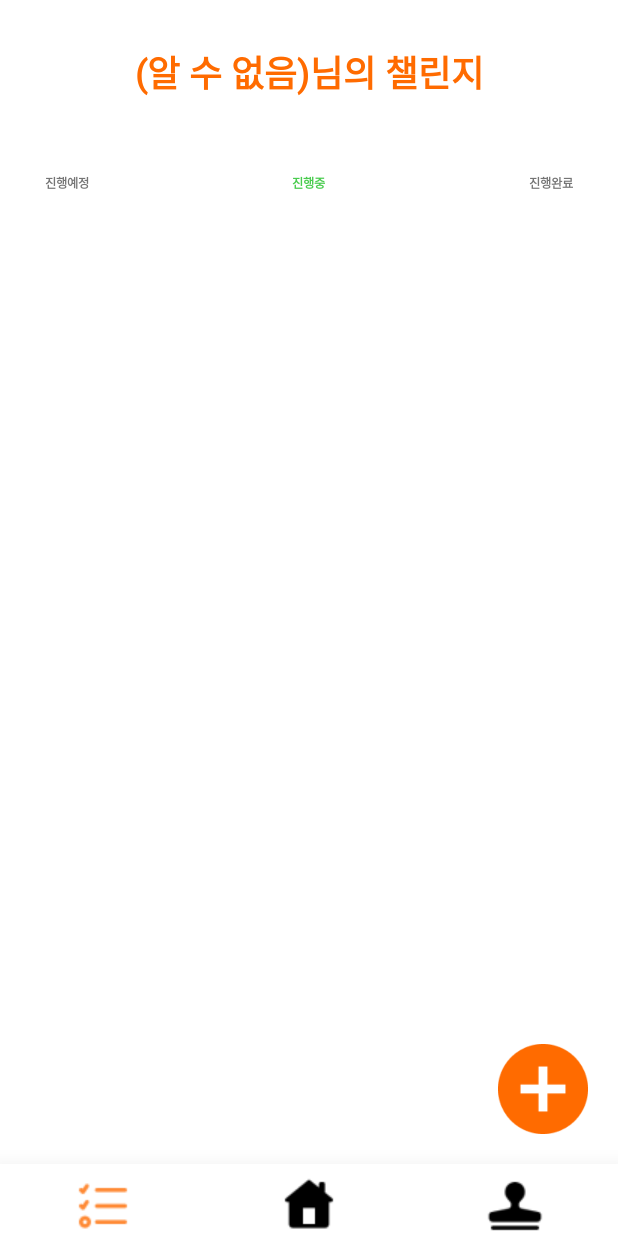
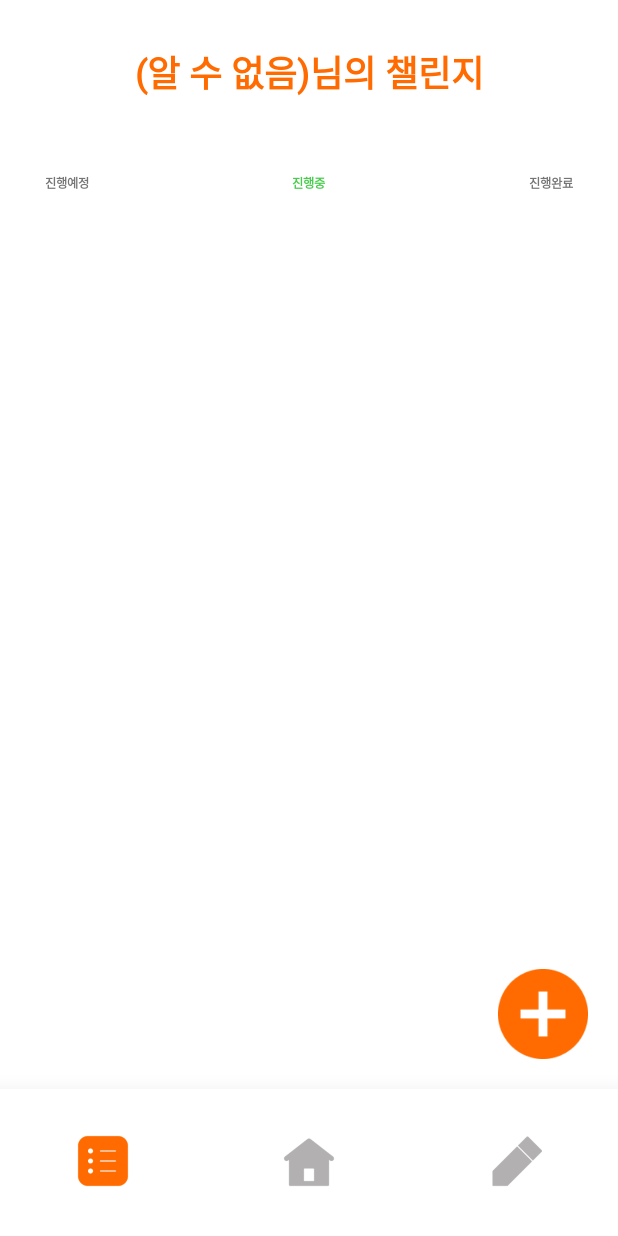
Before and after one commit to JakeKim4926/Oringe, an Android app: the ChallengeListActivity screen opened directly, with no data from a screen before it, on a phone screen of 412 x 824 dp. Run offline under Robolectric (Android 15) with nearby library versions, the phone set to English and light mode, and no system bars; our stand-ins replace Firebase (no records; nobody signed in at launch, a user with empty details on screens opened directly).

Commit message:
[design] footer

```diff
--- a/front/app/src/main/res/layout/footer_bar_view.xml
+++ b/front/app/src/main/res/layout/footer_bar_view.xml
@@ -4,25 +4,31 @@
     <ImageView
         android:id="@+id/icon1"
         android:layout_width="0dp"
-        android:layout_height="wrap_content"
+        android:layout_height="40dp"
+        android:layout_marginTop="20dp"
+        android:layout_marginBottom="30dp"
         android:layout_weight="1"
-        android:src="@drawable/list"/>
-<!--        android:contentDescription="@string/icon1_desc"/>-->
+        android:src="@drawable/list" />
+    <!--        android:contentDescription="@string/icon1_desc"/>-->
 
     <ImageView
         android:id="@+id/icon2"
         android:layout_width="0dp"
-        android:layout_height="wrap_content"
+        android:layout_height="40dp"
+        android:layout_marginTop="20dp"
+        android:layout_marginBottom="30dp"
         android:layout_weight="1"
-        android:src="@drawable/home"/>
-<!--        android:contentDescription="@string/icon2_desc" />-->
+        android:src="@drawable/home" />
+    <!--        android:contentDescription="@string/icon2_desc" />-->
 
     <ImageView
         android:id="@+id/icon3"
         android:layout_width="0dp"
-        android:layout_height="wrap_content"
+        android:layout_height="40dp"
+        android:layout_marginTop="20dp"
+        android:layout_marginBottom="30dp"
         android:layout_weight="1"
-        android:src="@drawable/stamp"/>
-<!--        android:contentDescription="@string/icon3_desc" />-->
+        android:src="@drawable/stamp" />
+    <!--        android:contentDescription="@string/icon3_desc" />-->
 
 </merge>
```
Also changed, not shown: front/app/src/main/res/drawable/home.png, front/app/src/main/res/drawable/home_orange.png, front/app/src/main/res/drawable/list.png, front/app/src/main/res/drawable/list_orange.png, front/app/src/main/res/drawable/stamp.png, front/app/src/main/res/drawable/stamp_orange.png.
